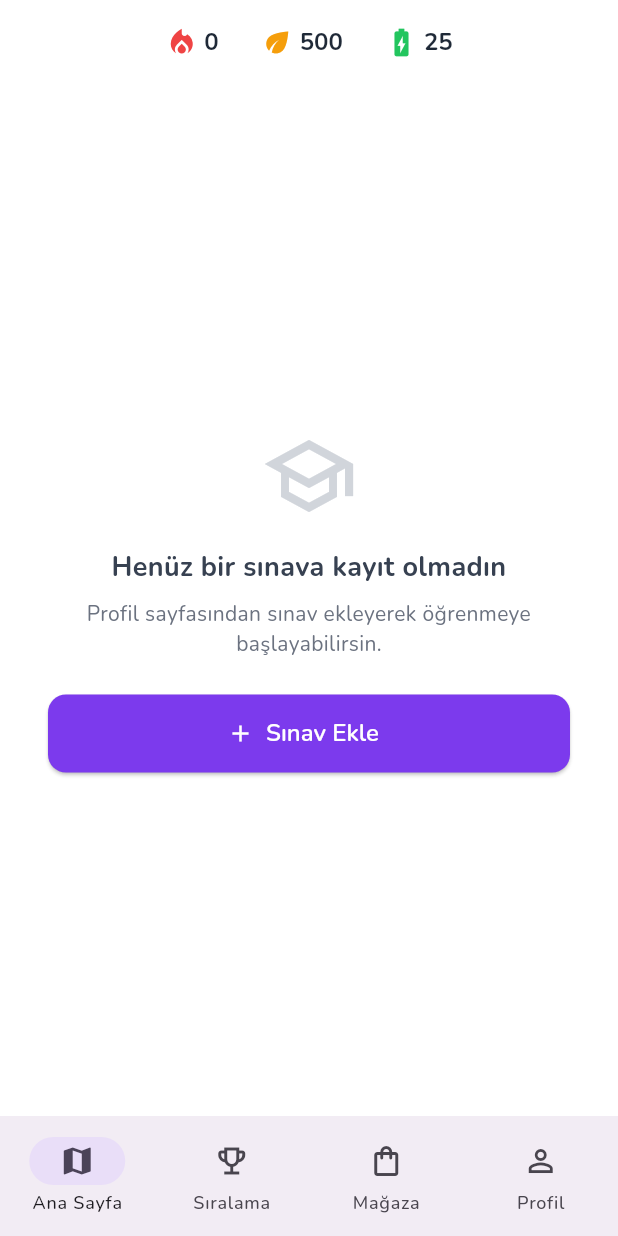
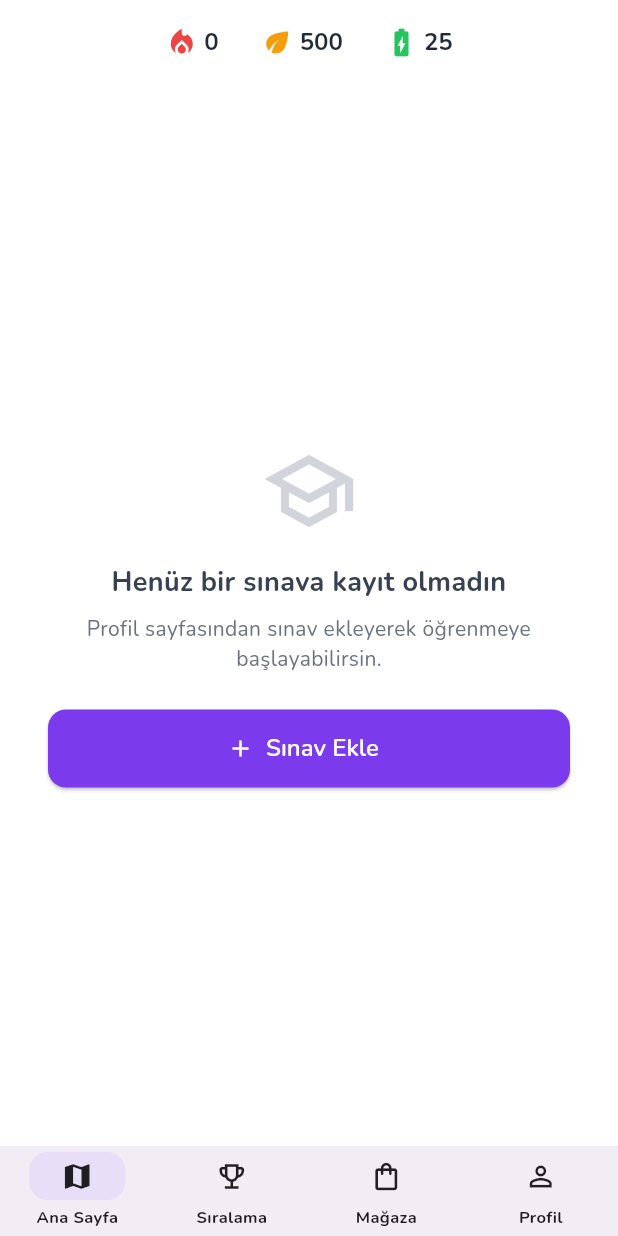
Before and after one commit to mucahit64/pracby_mobile, a Flutter app: the HomeScreen screen opened by its route, on a phone screen of 412 x 824 dp. Run offline on Flutter 3.47's test engine with Material 3 defaults, Android fonts, the phone set to English and light mode, and no system bars; our stand-ins replace cached_network_image, connectivity_plus, dio, flutter_cache_manager, flutter_html, flutter_riverpod and 5 more; accounts and stored records are empty; network calls fail.

Commit message:
feat: Lock the app to portrait and make the bottom bar compact
- Portrait only on iOS (iPad requires full screen for that), Android and
  at startup.
- Bottom navigation bar is 60 high instead of 80, with smaller icons
  and labels.

Co-Authored-By: Claude Opus 5.5 <noreply@anthropic.com>

```diff
--- a/lib/core/router/app_router.dart
+++ b/lib/core/router/app_router.dart
@@ -213,7 +213,19 @@ class _ScaffoldWithNavBar extends ConsumerWidget {
   Widget build(BuildContext context, WidgetRef ref) {
     return Scaffold(
       body: child,
-      bottomNavigationBar: NavigationBar(
+      bottomNavigationBar: NavigationBarTheme(
+        // Compact bar: 60 instead of Material's 80, smaller icons and labels.
+        data: NavigationBarThemeData(
+          height: 60,
+          iconTheme: const WidgetStatePropertyAll(IconThemeData(size: 22)),
+          labelTextStyle: const WidgetStatePropertyAll(
+            TextStyle(fontSize: 11, fontWeight: FontWeight.w700),
+          ),
+          indicatorShape: RoundedRectangleBorder(
+            borderRadius: BorderRadius.circular(12),
+          ),
+        ),
+        child: NavigationBar(
           selectedIndex: _calculateSelectedIndex(context),
           onDestinationSelected: (index) => _onItemTapped(index, context, ref),
           destinations: const [
@@ -238,6 +250,7 @@ class _ScaffoldWithNavBar extends ConsumerWidget {
               label: 'Profil',
             ),
           ],
+        ),
       ),
     );
   }
--- a/lib/main.dart
+++ b/lib/main.dart
@@ -1,17 +1,18 @@
 import 'package:flutter/material.dart';
+import 'package:flutter/services.dart';
 import 'package:flutter_riverpod/flutter_riverpod.dart';
 import 'package:pracby_mobile/app.dart';
 import 'package:pracby_mobile/core/storage/hive_storage.dart';
 
 void main() async {
   WidgetsFlutterBinding.ensureInitialized();
+  // The app is portrait-only.
+  await SystemChrome.setPreferredOrientations([DeviceOrientation.portraitUp]);
   final hiveStorage = HiveStorage();
   await hiveStorage.init();
   runApp(
     ProviderScope(
-      overrides: [
-        hiveStorageProvider.overrideWithValue(hiveStorage),
-      ],
+      overrides: [hiveStorageProvider.overrideWithValue(hiveStorage)],
       child: const App(),
     ),
   );
```
Also changed, not shown: 2 other files. Lines whose indentation alone changed are shown as unchanged.
